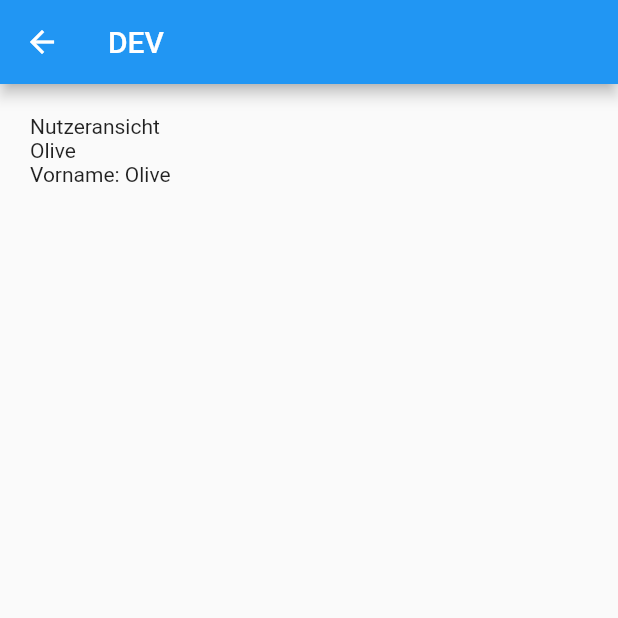
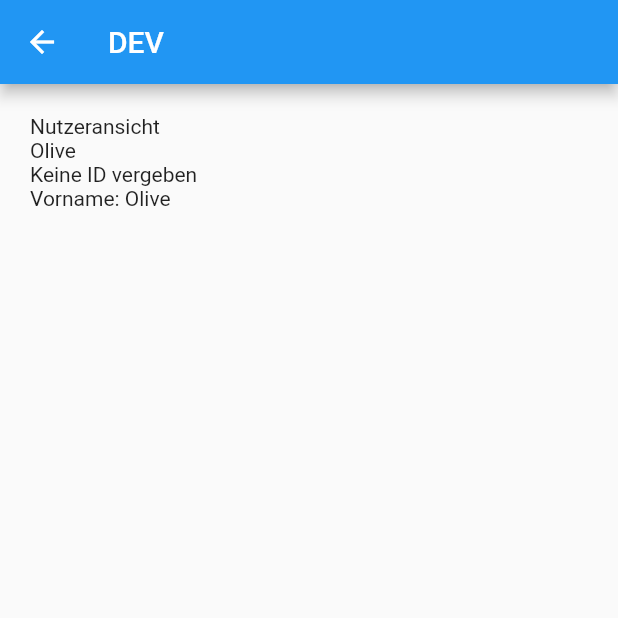
Before and after one commit to gmuehlenberg/samy, a Flutter app: the HomeView screen opened directly, on a phone screen of 412 x 824 dp, the top half of it. Run offline on Flutter 3.47's test engine with Material 2 defaults, Android fonts, the light colour scheme and no system bars; our stand-ins replace bloc, dartz, flutter_bloc, logger; network calls fail.

Commit message:
Minor changes

```diff
--- a/lib/user/user_model.dart
+++ b/lib/user/user_model.dart
@@ -71,7 +71,7 @@ class User {
         city: city,
         mail: mail,
         password: password,
-        image: 'Platzhalter');
+        image: 'Platzhalter',);
   }
 
   final String surname, lastname, street, streetNumber, postCode, city, mail, password, image;
--- a/lib/user/user_update.dart
+++ b/lib/user/user_update.dart
@@ -18,8 +18,9 @@ class UserUpdate extends Update<UserMessage, UserModel> {
   @override
   Option<UserModel> processMessage(UserMessage message, UserModel model) {
     if (message is CreateUser) {
-      addUserToBackend(message.user);
-      return Some(model.copyWith(some(message.user)));
+      // TODO: Hier müssen wir mal noch ran, so dass der neue User, der von addUserToBackend angelegt wird, auch in das UserModel übernommen wird und im Userview angezeigt wird.
+      final newUser = addUserToBackend(message.user) as User;
+      return Some(model.copyWith(some(newUser)));
     }
 
     /*if (message is UpdateUserInfo) {
--- a/lib/user/user_view.dart
+++ b/lib/user/user_view.dart
@@ -20,6 +20,7 @@ class UserView extends View<UserMessage, UserModel, UserUpdate> {
                     children: [
                       const Text('Nutzeransicht'),
                       Text(user.surname),
+                      Text(user.id.getOrElse(() => 'Keine ID vergeben')),
                       userDetails(model),
                       Row(
                         mainAxisAlignment: MainAxisAlignment.spaceBetween,
```
